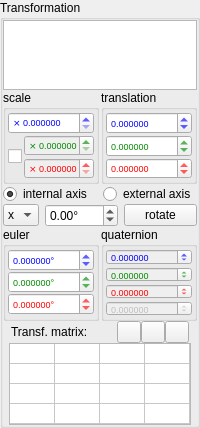
Above: src/propTransform.ui from pojdulos/dpVision before the change. Below: the same form after it.
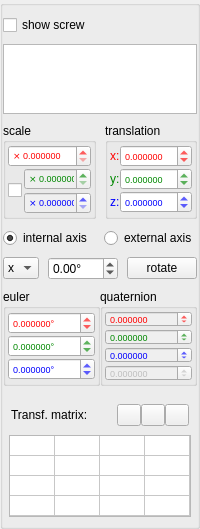
That is the form after the change. Icons and pictures are not drawn.

Diff of the .ui file:
```diff
--- a/src/propTransform.ui
+++ b/src/propTransform.ui
@@ -7,7 +7,7 @@
     <x>0</x>
     <y>0</y>
     <width>200</width>
-    <height>428</height>
+    <height>529</height>
    </rect>
   </property>
   <property name="sizePolicy">
@@ -48,7 +48,7 @@
     <number>0</number>
    </property>
    <item>
-    <widget class="QGroupBox" name="groupBox_5">
+    <widget class="QGroupBox" name="transformGroup">
      <property name="minimumSize">
       <size>
        <width>200</width>
@@ -62,24 +62,34 @@
       </size>
      </property>
      <property name="title">
-      <string>Transformation</string>
+      <string/>
+     </property>
+     <property name="checkable">
+      <bool>false</bool>
      </property>
      <layout class="QVBoxLayout" name="verticalLayout_11">
       <property name="spacing">
-       <number>0</number>
+       <number>9</number>
       </property>
       <property name="leftMargin">
        <number>0</number>
       </property>
       <property name="topMargin">
-       <number>0</number>
+       <number>9</number>
       </property>
       <property name="rightMargin">
        <number>0</number>
       </property>
       <property name="bottomMargin">
-       <number>0</number>
+       <number>9</number>
       </property>
+      <item>
+       <widget class="QCheckBox" name="showScrewCheckBox">
+        <property name="text">
+         <string>show screw</string>
+        </property>
+       </widget>
+      </item>
       <item>
        <widget class="QTreeView" name="treeView">
         <property name="enabled">
@@ -111,35 +121,7 @@
        </widget>
       </item>
       <item>
-       <widget class="QWidget" name="widget_6" native="true">
-        <property name="minimumSize">
-         <size>
-          <width>0</width>
-          <height>0</height>
-         </size>
-        </property>
-        <property name="maximumSize">
-         <size>
-          <width>16777215</width>
-          <height>16777215</height>
-         </size>
-        </property>
-        <layout class="QHBoxLayout" name="horizontalLayout_4">
-         <property name="spacing">
-          <number>2</number>
-         </property>
-         <property name="leftMargin">
-          <number>0</number>
-         </property>
-         <property name="topMargin">
-          <number>0</number>
-         </property>
-         <property name="rightMargin">
-          <number>0</number>
-         </property>
-         <property name="bottomMargin">
-          <number>0</number>
-         </property>
+       <layout class="QHBoxLayout" name="horizontalLayout_11">
          <item>
           <widget class="QGroupBox" name="groupBox">
            <property name="title">
@@ -178,7 +160,7 @@
                </font>
               </property>
               <property name="styleSheet">
-               <string notr="true">color:#00f;</string>
+              <string notr="true">color:#f00;</string>
               </property>
               <property name="prefix">
                <string>⨯ </string>
@@ -293,7 +275,7 @@
                      </font>
                     </property>
                     <property name="styleSheet">
-                     <string notr="true">color:#f00;</string>
+                    <string notr="true">color:#00f;</string>
                     </property>
                     <property name="prefix">
                      <string>⨯ </string>
@@ -343,6 +325,21 @@
              <number>2</number>
             </property>
             <item>
+            <layout class="QHBoxLayout" name="horizontalLayout_7">
+             <property name="spacing">
+              <number>0</number>
+             </property>
+             <item>
+              <widget class="QLabel" name="label">
+               <property name="styleSheet">
+                <string notr="true">color:#f00;</string>
+               </property>
+               <property name="text">
+                <string>x:</string>
+               </property>
+              </widget>
+             </item>
+             <item>
              <widget class="QDoubleSpinBox" name="transX">
               <property name="sizePolicy">
                <sizepolicy hsizetype="Preferred" vsizetype="Fixed">
@@ -356,7 +353,7 @@
                </font>
               </property>
               <property name="styleSheet">
-               <string notr="true">color:#00f;</string>
+                <string notr="true">color:#f00;</string>
               </property>
               <property name="decimals">
                <number>6</number>
@@ -366,6 +363,23 @@
               </property>
               <property name="maximum">
                <double>1000000000000000078291540404596243842305360299886116864.000000000000000</double>
+               </property>
+              </widget>
+             </item>
+            </layout>
+           </item>
+           <item>
+            <layout class="QHBoxLayout" name="horizontalLayout_8">
+             <property name="spacing">
+              <number>0</number>
+             </property>
+             <item>
+              <widget class="QLabel" name="label_2">
+               <property name="styleSheet">
+                <string notr="true">color:#080;</string>
+               </property>
+               <property name="text">
+                <string>y:</string>
               </property>
              </widget>
             </item>
@@ -396,6 +410,23 @@
               </property>
              </widget>
             </item>
+            </layout>
+           </item>
+           <item>
+            <layout class="QHBoxLayout" name="horizontalLayout_10">
+             <property name="spacing">
+              <number>0</number>
+             </property>
+             <item>
+              <widget class="QLabel" name="label_3">
+               <property name="styleSheet">
+                <string notr="true">color:#00f;</string>
+               </property>
+               <property name="text">
+                <string>z:</string>
+               </property>
+              </widget>
+             </item>
             <item>
              <widget class="QDoubleSpinBox" name="transZ">
               <property name="sizePolicy">
@@ -410,7 +441,7 @@
                </font>
               </property>
               <property name="styleSheet">
-               <string notr="true">color:#f00;</string>
+                <string notr="true">color:#00f;</string>
               </property>
               <property name="decimals">
                <number>6</number>
@@ -424,59 +455,16 @@
              </widget>
             </item>
            </layout>
-          </widget>
          </item>
         </layout>
        </widget>
       </item>
+       </layout>
+      </item>
       <item>
-       <widget class="QWidget" name="widget_3" native="true">
-        <property name="minimumSize">
-         <size>
-          <width>0</width>
-          <height>0</height>
-         </size>
-        </property>
-        <property name="maximumSize">
-         <size>
-          <width>16777215</width>
-          <height>16777215</height>
-         </size>
-        </property>
-        <layout class="QVBoxLayout" name="verticalLayout_2">
-         <property name="spacing">
-          <number>0</number>
-         </property>
-         <property name="leftMargin">
-          <number>0</number>
-         </property>
-         <property name="topMargin">
-          <number>0</number>
-         </property>
-         <property name="rightMargin">
-          <number>0</number>
-         </property>
-         <property name="bottomMargin">
-          <number>0</number>
-         </property>
+       <layout class="QVBoxLayout" name="verticalLayout_4">
          <item>
-          <widget class="QWidget" name="widget" native="true">
-           <property name="enabled">
-            <bool>true</bool>
-           </property>
-           <layout class="QHBoxLayout" name="horizontalLayout_2">
-            <property name="leftMargin">
-             <number>0</number>
-            </property>
-            <property name="topMargin">
-             <number>0</number>
-            </property>
-            <property name="rightMargin">
-             <number>0</number>
-            </property>
-            <property name="bottomMargin">
-             <number>0</number>
-            </property>
+         <layout class="QHBoxLayout" name="horizontalLayout_4">
             <item>
              <widget class="QRadioButton" name="internalAxisRadio">
               <property name="sizePolicy">
@@ -507,23 +495,9 @@
              </widget>
             </item>
            </layout>
-          </widget>
          </item>
          <item>
-          <widget class="QWidget" name="widget_2" native="true">
-           <layout class="QHBoxLayout" name="horizontalLayout">
-            <property name="leftMargin">
-             <number>0</number>
-            </property>
-            <property name="topMargin">
-             <number>0</number>
-            </property>
-            <property name="rightMargin">
-             <number>0</number>
-            </property>
-            <property name="bottomMargin">
-             <number>0</number>
-            </property>
+         <layout class="QHBoxLayout" name="horizontalLayout_12">
             <item>
              <widget class="QComboBox" name="axisCombo">
               <property name="sizePolicy">
@@ -594,57 +568,13 @@
              </widget>
             </item>
            </layout>
-          </widget>
-         </item>
-        </layout>
-       </widget>
-      </item>
+        </item>
       <item>
-       <widget class="QWidget" name="widget_5" native="true">
-        <layout class="QVBoxLayout" name="verticalLayout_4">
+         <layout class="QHBoxLayout" name="horizontalLayout">
          <property name="spacing">
-          <number>3</number>
-         </property>
-         <property name="leftMargin">
           <number>0</number>
          </property>
          <property name="topMargin">
-          <number>0</number>
-         </property>
-         <property name="rightMargin">
-          <number>0</number>
-         </property>
-         <property name="bottomMargin">
-          <number>0</number>
-         </property>
-        </layout>
-       </widget>
-      </item>
-      <item>
-       <widget class="QWidget" name="widget_7" native="true">
-        <property name="minimumSize">
-         <size>
-          <width>0</width>
-          <height>0</height>
-         </size>
-        </property>
-        <property name="maximumSize">
-         <size>
-          <width>16777215</width>
-          <height>16777215</height>
-         </size>
-        </property>
-        <layout class="QHBoxLayout" name="horizontalLayout_5">
-         <property name="spacing">
-          <number>2</number>
-         </property>
-         <property name="leftMargin">
-          <number>0</number>
-         </property>
-         <property name="topMargin">
-          <number>0</number>
-         </property>
-         <property name="rightMargin">
           <number>0</number>
          </property>
          <property name="bottomMargin">
@@ -685,7 +615,7 @@
                </font>
               </property>
               <property name="styleSheet">
-               <string notr="true">color:#00f;</string>
+                <string notr="true">color:#f00;</string>
               </property>
               <property name="suffix">
                <string>°</string>
@@ -745,7 +675,7 @@
                </font>
               </property>
               <property name="styleSheet">
-               <string notr="true">color:#f00;</string>
+                <string notr="true">color:#00f;</string>
               </property>
               <property name="suffix">
                <string>°</string>
@@ -802,7 +732,7 @@
                </font>
               </property>
               <property name="styleSheet">
-               <string notr="true">color:#00f;</string>
+                <string notr="true">color:#f00;</string>
               </property>
               <property name="decimals">
                <number>6</number>
@@ -862,7 +792,7 @@
                </font>
               </property>
               <property name="styleSheet">
-               <string notr="true">color:#f00;</string>
+                <string notr="true">color:#00f;</string>
               </property>
               <property name="decimals">
                <number>6</number>
@@ -909,6 +839,40 @@
           </widget>
          </item>
         </layout>
+        </item>
+       </layout>
+      </item>
+      <item>
+       <widget class="QWidget" name="widget_7" native="true">
+        <property name="minimumSize">
+         <size>
+          <width>0</width>
+          <height>0</height>
+         </size>
+        </property>
+        <property name="maximumSize">
+         <size>
+          <width>16777215</width>
+          <height>16777215</height>
+         </size>
+        </property>
+        <layout class="QHBoxLayout" name="horizontalLayout_5">
+         <property name="spacing">
+          <number>2</number>
+         </property>
+         <property name="leftMargin">
+          <number>0</number>
+         </property>
+         <property name="topMargin">
+          <number>0</number>
+         </property>
+         <property name="rightMargin">
+          <number>0</number>
+         </property>
+         <property name="bottomMargin">
+          <number>0</number>
+         </property>
+        </layout>
        </widget>
       </item>
       <item>
```
Left out of the diff: 17 changed lines with no effect on the pictures. Lines whose indentation alone changed are shown as unchanged.
